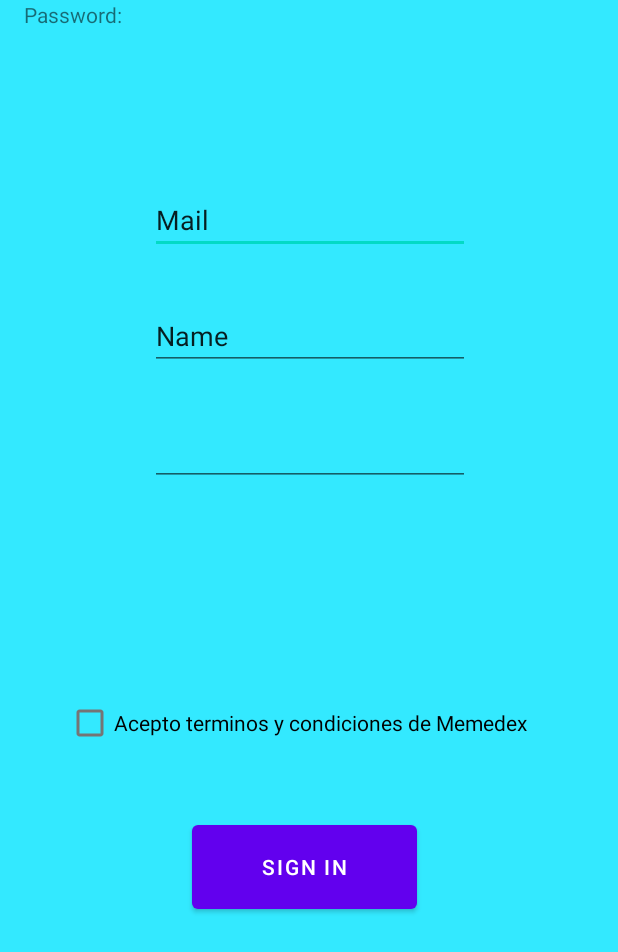
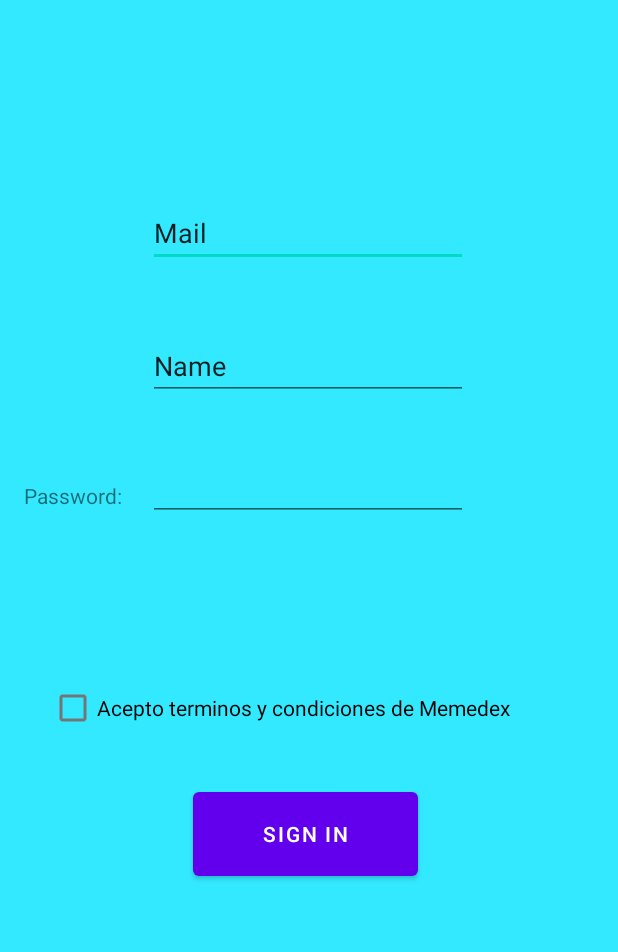
Before and after one commit to gaizkang99/Memedex, an Android app: the SignIn screen opened directly, with no data from a screen before it, on a phone screen of 412 x 824 dp. Shown: the top 952 px of the screen. Run offline under Robolectric (Android 15) with nearby library versions, the phone set to English and light mode, and no system bars.

Commit message:
uri 02/03_2

```diff
--- a/app/src/main/res/layout/login.xml
+++ b/app/src/main/res/layout/login.xml
@@ -12,10 +12,14 @@
         android:layout_height="68dp"
         android:layout_gravity="center"
         android:layout_marginStart="128dp"
+        android:layout_marginTop="23dp"
+        android:layout_marginEnd="133dp"
         android:layout_marginBottom="248dp"
         android:text="Log in"
         app:layout_constraintBottom_toBottomOf="parent"
+        app:layout_constraintEnd_toEndOf="parent"
         app:layout_constraintStart_toStartOf="parent"
+        app:layout_constraintTop_toBottomOf="@+id/passwd"
         tools:ignore="MissingConstraints" />
 
     <EditText
@@ -24,9 +28,13 @@
         android:layout_height="wrap_content"
         android:layout_marginStart="100dp"
         android:layout_marginTop="52dp"
+        android:layout_marginEnd="101dp"
+        android:layout_marginBottom="23dp"
         android:ems="10"
         android:inputType="textPassword"
         android:minHeight="48dp"
+        app:layout_constraintBottom_toTopOf="@+id/logIn"
+        app:layout_constraintEnd_toEndOf="parent"
         app:layout_constraintStart_toStartOf="parent"
         app:layout_constraintTop_toBottomOf="@+id/username"
         tools:ignore="MissingConstraints" />
@@ -37,10 +45,14 @@
         android:layout_height="wrap_content"
         android:layout_marginStart="100dp"
         android:layout_marginTop="244dp"
+        android:layout_marginEnd="101dp"
+        android:layout_marginBottom="52dp"
         android:ems="10"
         android:inputType="textPersonName"
         android:minHeight="48dp"
         android:text="Username"
+        app:layout_constraintBottom_toTopOf="@+id/passwd"
+        app:layout_constraintEnd_toEndOf="parent"
         app:layout_constraintStart_toStartOf="parent"
         app:layout_constraintTop_toTopOf="parent"
         tools:ignore="MissingConstraints" />
--- a/app/src/main/res/layout/signin.xml
+++ b/app/src/main/res/layout/signin.xml
@@ -6,27 +6,38 @@
     android:layout_height="match_parent"
     android:background="#33E9FF">
 
+
     <Button
         android:id="@+id/signIn"
         android:layout_width="150dp"
         android:layout_height="68dp"
         android:layout_gravity="center"
         android:layout_marginStart="128dp"
+        android:layout_marginEnd="133dp"
         android:layout_marginBottom="212dp"
         android:text="Sign in"
         app:layout_constraintBottom_toBottomOf="parent"
+        app:layout_constraintEnd_toEndOf="parent"
+        app:layout_constraintHorizontal_bias="1.0"
         app:layout_constraintStart_toStartOf="parent"
+        app:layout_constraintTop_toBottomOf="@+id/termsConditions"
+        app:layout_constraintVertical_bias="0.0"
         tools:ignore="MissingConstraints" />
 
     <CheckBox
         android:id="@+id/termsConditions"
         android:layout_width="340dp"
         android:layout_height="100dp"
-        android:layout_marginStart="44dp"
-        android:layout_marginBottom="12dp"
+        android:layout_marginStart="32dp"
+        android:layout_marginTop="26dp"
+        android:layout_marginEnd="39dp"
+        android:layout_marginBottom="280dp"
         android:text="Acepto terminos y condiciones de Memedex"
-        app:layout_constraintBottom_toTopOf="@+id/signIn"
-        app:layout_constraintStart_toStartOf="parent" />
+        app:layout_constraintBottom_toBottomOf="parent"
+        app:layout_constraintEnd_toEndOf="parent"
+        app:layout_constraintHorizontal_bias="1.0"
+        app:layout_constraintStart_toStartOf="parent"
+        app:layout_constraintTop_toBottomOf="@+id/passwdSignin" />
 
     <EditText
         android:id="@+id/mailSignin"
@@ -34,9 +45,13 @@
         android:layout_height="wrap_content"
         android:layout_marginStart="100dp"
         android:layout_marginTop="124dp"
+        android:layout_marginEnd="101dp"
+        android:layout_marginBottom="35dp"
         android:ems="10"
         android:inputType="textEmailAddress"
         android:text="Mail"
+        app:layout_constraintBottom_toTopOf="@+id/niknameSignin"
+        app:layout_constraintEnd_toEndOf="parent"
         app:layout_constraintStart_toStartOf="parent"
         app:layout_constraintTop_toTopOf="parent" />
 
@@ -45,33 +60,43 @@
         android:layout_width="wrap_content"
         android:layout_height="wrap_content"
         android:layout_marginStart="100dp"
-        android:layout_marginTop="32dp"
+        android:layout_marginTop="280dp"
+        android:layout_marginEnd="101dp"
+        android:layout_marginBottom="26dp"
         android:ems="10"
         android:inputType="textWebPassword"
+        app:layout_constraintBottom_toTopOf="@+id/termsConditions"
+        app:layout_constraintEnd_toEndOf="parent"
         app:layout_constraintStart_toStartOf="parent"
-        app:layout_constraintTop_toBottomOf="@+id/niknameSignin" />
+        app:layout_constraintTop_toTopOf="parent" />
 
     <EditText
         android:id="@+id/niknameSignin"
         android:layout_width="wrap_content"
         android:layout_height="wrap_content"
         android:layout_marginStart="100dp"
-        android:layout_marginTop="32dp"
+        android:layout_marginTop="204dp"
+        android:layout_marginEnd="101dp"
+        android:layout_marginBottom="18dp"
         android:ems="10"
         android:inputType="textPersonName"
         android:text="Name"
+        app:layout_constraintBottom_toTopOf="@+id/passwdSignin"
+        app:layout_constraintEnd_toEndOf="parent"
         app:layout_constraintStart_toStartOf="parent"
-        app:layout_constraintTop_toBottomOf="@+id/mailSignin" />
+        app:layout_constraintTop_toTopOf="parent" />
 
     <TextView
         android:id="@+id/textView2"
         android:layout_width="wrap_content"
         android:layout_height="wrap_content"
+        android:layout_marginTop="292dp"
+        android:layout_marginBottom="53dp"
         android:text="Password:"
+        app:layout_constraintBottom_toTopOf="@+id/termsConditions"
         app:layout_constraintEnd_toStartOf="@+id/passwdSignin"
         app:layout_constraintHorizontal_bias="0.47"
         app:layout_constraintStart_toStartOf="parent"
-        tools:layout_editor_absoluteY="290dp"
+        app:layout_constraintTop_toTopOf="parent"
         tools:ignore="MissingConstraints" />
-
 </androidx.constraintlayout.widget.ConstraintLayout>
```
